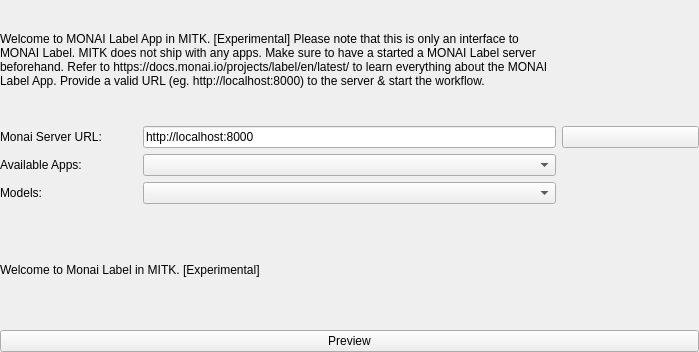
The window that Modules/SegmentationUI/Qmitk/QmitkMonaiLabelToolGUIControls.ui (MITK/MITK) describes before a commit, drawn with Qt 5.
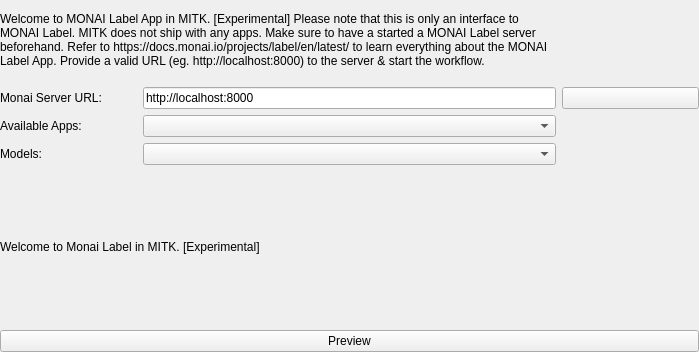
The same window after the commit. Custom widgets are drawn as their Qt base class.

Commit message: MonaiLabel UI and other code changes

The edit to the form file:
```diff
--- a/Modules/SegmentationUI/Qmitk/QmitkMonaiLabelToolGUIControls.ui
+++ b/Modules/SegmentationUI/Qmitk/QmitkMonaiLabelToolGUIControls.ui
@@ -49,25 +49,6 @@
    </property>
    <item>
     <layout class="QGridLayout" name="basicSettingsLayout">
-     <item row="4" column="0" colspan="4">
-      <widget class="QLabel" name="responseNote">
-       <property name="sizePolicy">
-        <sizepolicy hsizetype="Preferred" vsizetype="Minimum">
-         <horstretch>0</horstretch>
-         <verstretch>0</verstretch>
-        </sizepolicy>
-       </property>
-       <property name="text">
-        <string>&lt;html&gt;&lt;head/&gt;&lt;body&gt;&lt;p&gt;Welcome to Monai Label in MITK. [Experimental]</string>
-       </property>
-       <property name="textFormat">
-        <enum>Qt::RichText</enum>
-       </property>
-       <property name="wordWrap">
-        <bool>true</bool>
-       </property>
-      </widget>
-     </item>
      <item row="1" column="0">
       <widget class="QLabel" name="monaiUrlLabel">
        <property name="sizePolicy">
@@ -113,7 +94,7 @@
         </sizepolicy>
        </property>
        <property name="text">
-        <string>&lt;html&gt;&lt;head/&gt;&lt;body&gt;&lt;p&gt;Welcome to MONAI Label App in MITK. [Experimental]&lt;/p&gt;&lt;p&gt;Please note that this is only an interface to MONAI Label. MITK does not ship with any apps. Make sure to have a started a MONAI Label server beforehand. &lt;/p&gt;&lt;p&gt;Refer to &lt;a href=&quot;https://github.com/MIC-DKFZ/nnUNet&quot;&gt;&lt;span style=&quot; text-decoration: underline; color:#0000ff;&quot;&gt;https://docs.monai.io/projects/label/en/latest/&lt;/span&gt;&lt;/a&gt; to learn everything about the MONAI Label App.&lt;/p&gt;&lt;p&gt;Provide a valid URL (eg. http://localhost:8000) to the server &amp;amp; start the workflow. &lt;/p&gt;&lt;p&gt;&lt;br/&gt;&lt;/p&gt;&lt;/body&gt;&lt;/html&gt;</string>
+        <string>&lt;html&gt;&lt;head/&gt;&lt;body&gt;&lt;p&gt;Welcome to MONAI Label App in MITK. [Experimental]&lt;/p&gt;&lt;p&gt;Please note that this is only an interface to MONAI Label. MITK does not ship with any apps. Make sure to have a started a MONAI Label server beforehand. &lt;/p&gt;&lt;p&gt;Refer to &lt;a href=&quot;https://github.com/MIC-DKFZ/nnUNet&quot;&gt;&lt;span style=&quot; text-decoration: underline; color:#0000ff;&quot;&gt;https://docs.monai.io/projects/label/en/latest/&lt;/span&gt;&lt;/a&gt; to learn everything about the MONAI Label App.&lt;/p&gt;&lt;p&gt;&lt;br/&gt;&lt;/p&gt;&lt;p&gt;Provide a valid URL (eg. http://localhost:8000) to the server &amp;amp; start the workflow. &lt;/p&gt;&lt;p&gt;&lt;br/&gt;&lt;/p&gt;&lt;/body&gt;&lt;/html&gt;</string>
        </property>
        <property name="textFormat">
         <enum>Qt::RichText</enum>
@@ -145,6 +126,25 @@
      
     </layout>
    </item>
+   <item>
+    <widget class="QLabel" name="responseNote">
+     <property name="sizePolicy">
+      <sizepolicy hsizetype="Preferred" vsizetype="Minimum">
+       <horstretch>0</horstretch>
+       <verstretch>0</verstretch>
+      </sizepolicy>
+     </property>
+     <property name="text">
+      <string>&lt;html&gt;&lt;head/&gt;&lt;body&gt;&lt;p&gt;Welcome to Monai Label in MITK. [Experimental]</string>
+     </property>
+     <property name="textFormat">
+      <enum>Qt::RichText</enum>
+     </property>
+     <property name="wordWrap">
+      <bool>true</bool>
+     </property>
+    </widget>
+   </item>
    <item>
     <widget class="QPushButton" name="previewButton">
      <property name="sizePolicy">
```
Left out of the diff: 2 changed lines with no effect on the pictures. Lines whose indentation alone changed are shown as unchanged. The commit also changes 8 other files.
